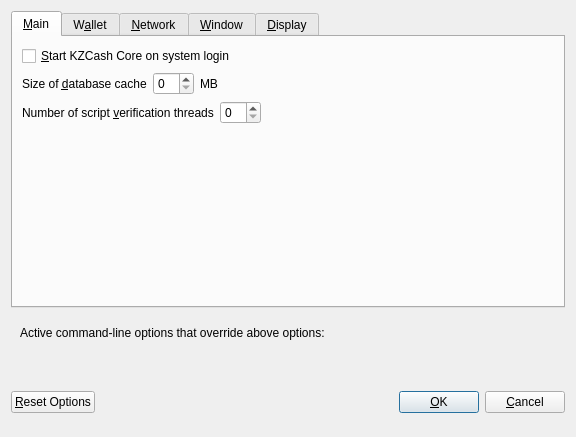
Before: the Qt Designer form src/qt/forms/optionsdialog.ui in GabitJunior/kzcash, drawn with Qt 5.
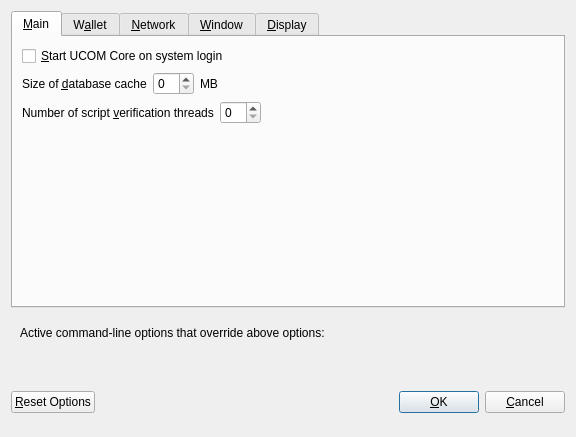
After: the same form once the commit is applied. Custom widgets are drawn as their Qt base class.

Commit message: Release UCOM, v0.1.8.1

```diff
--- a/src/qt/forms/optionsdialog.ui
+++ b/src/qt/forms/optionsdialog.ui
@@ -33,7 +33,7 @@
           <string>Automatically start KZCash Core after logging in to the system.</string>
          </property>
          <property name="text">
-          <string>&amp;Start KZCash Core on system login</string>
+          <string>&amp;Start UCOM Core on system login</string>
          </property>
         </widget>
        </item>
```
Left out of the diff: 14 changed lines with no effect on the pictures. The commit also changes 500 other files.
